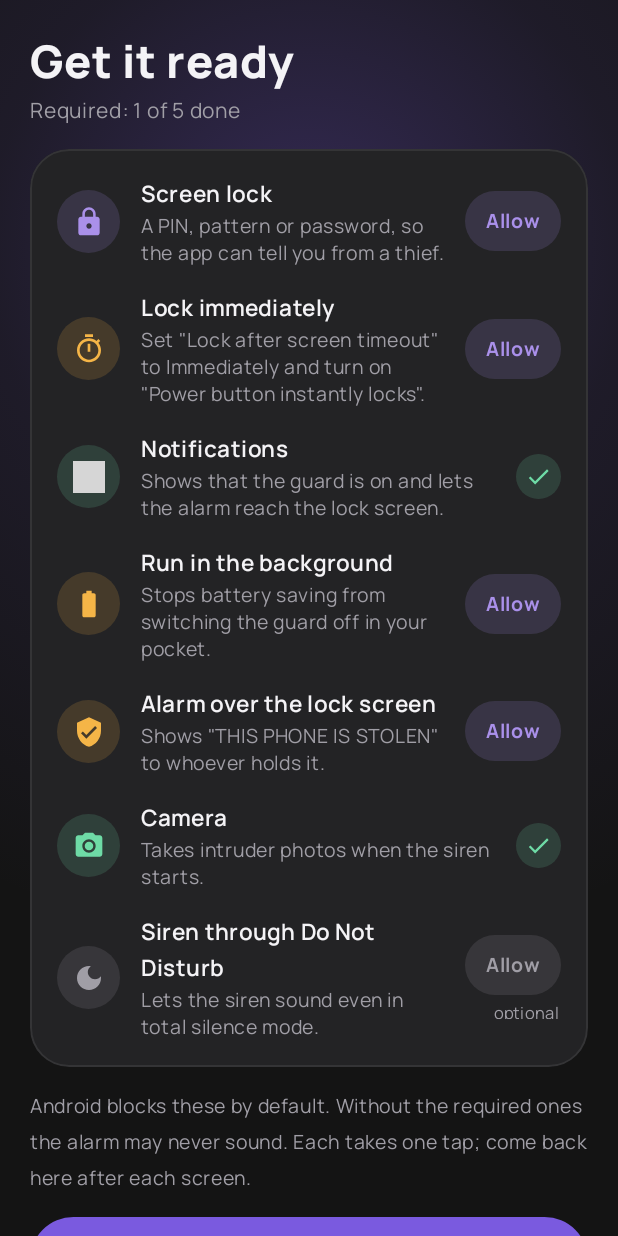
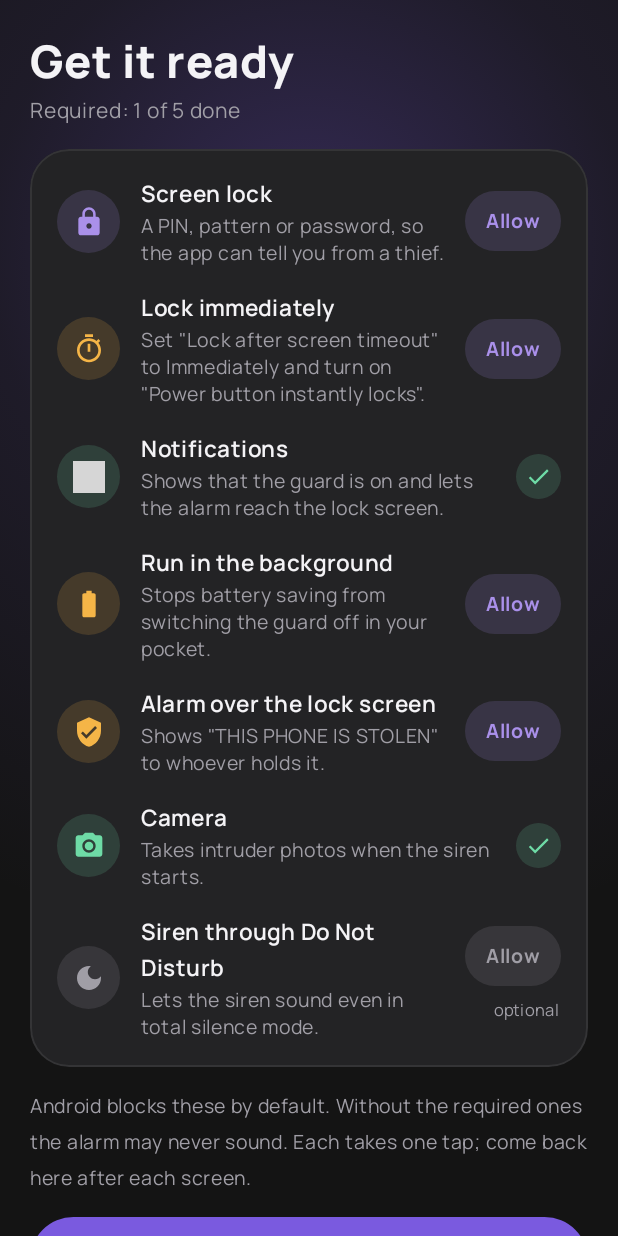
Before and after one commit to taiyebnirjhar/Pocket-guard, an Android app built with Jetpack Compose: the screen it shows after launch (MainActivity), after a tap on "Skip", on a phone screen of 412 x 824 dp. Run offline under Robolectric (Android 15) with nearby library versions, the phone set to English and light mode, and no system bars; grey boxes are pictures that could not be loaded.

Commit message:
Setup: don't clip the "optional" label at large font sizes (v1.1.1)
Co-Authored-By: Claude Opus 5.5 <noreply@anthropic.com>
Claude-Session: https://claude.ai/code/session_01HFPEiX9pn7YGYvqjXzcg9B

```diff
--- a/app/src/main/java/com/taiyeb/pocketguard/SetupScreen.kt
+++ b/app/src/main/java/com/taiyeb/pocketguard/SetupScreen.kt
@@ -11,7 +11,7 @@ import androidx.compose.foundation.background
 import androidx.compose.foundation.layout.Box
 import androidx.compose.foundation.layout.Column
 import androidx.compose.foundation.layout.fillMaxWidth
-import androidx.compose.foundation.layout.height
+import androidx.compose.foundation.layout.padding
 import androidx.compose.foundation.layout.size
 import androidx.compose.foundation.shape.CircleShape
 import androidx.compose.material3.Icon
@@ -178,7 +178,7 @@ private fun StepRow(step: SetupStep, isNext: Boolean, onClick: () -> Unit) {
             Column(horizontalAlignment = Alignment.End) {
                 PillAction(stringResource(R.string.action_allow), onClick, color = if (step.required) Lavender else Muted)
                 if (!step.required) {
-                    Text(stringResource(R.string.ready_optional), color = Muted, fontSize = 11.sp, modifier = Modifier.height(16.dp))
+                    Text(stringResource(R.string.ready_optional), color = Muted, fontSize = 11.sp, modifier = Modifier.padding(top = 4.dp))
                 }
             }
         }
```
Also changed, not shown: 1 other file.
